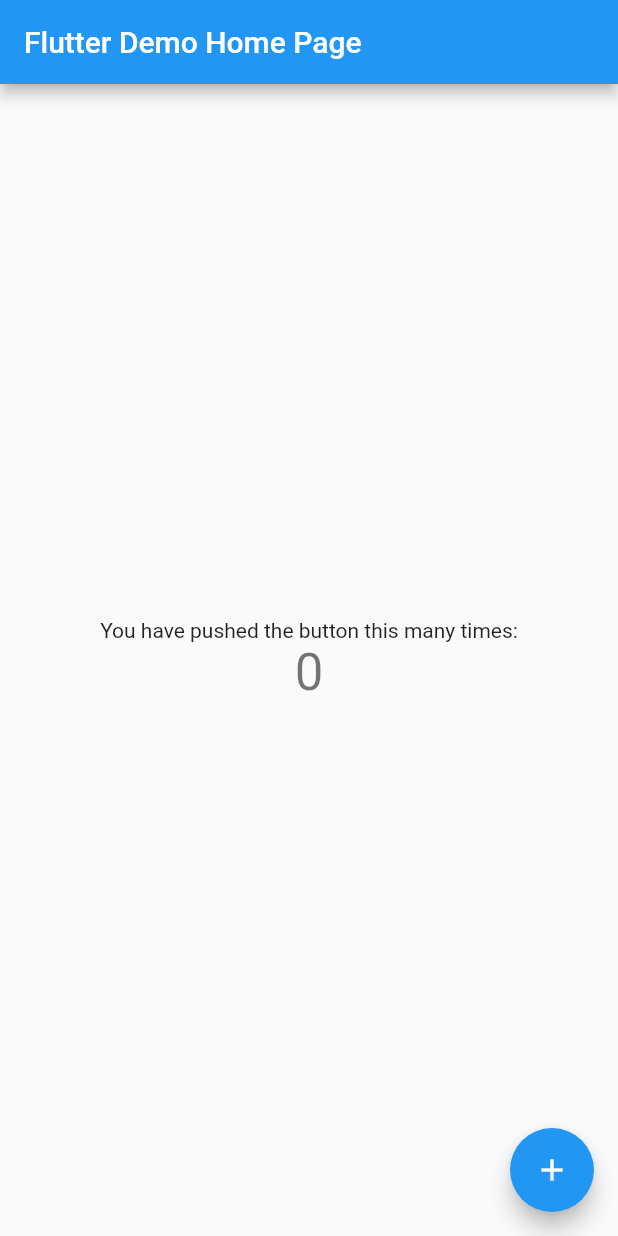
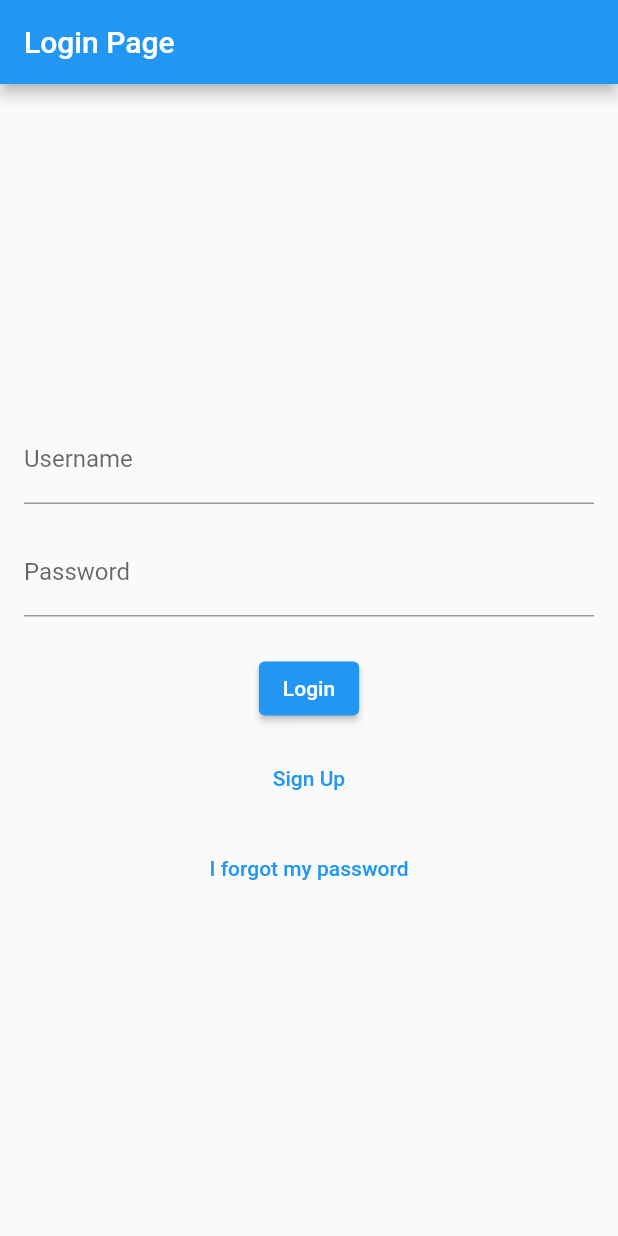
Before and after one commit to LaquintonChunn/project1_mobdev_laquinton_917590789, a Flutter app: the screen it shows after launch, on a phone screen of 412 x 824 dp. Run offline on Flutter 3.47's test engine with Material 2 defaults, Android fonts, the phone set to English and light mode, and no system bars.

Commit message:
updated project

```diff
--- a/lib/main.dart
+++ b/lib/main.dart
@@ -1,4 +1,6 @@
 import 'package:flutter/material.dart';
+
+import 'taskpage.dart';
 
 void main() {
   runApp(const MyApp());
@@ -7,109 +9,81 @@
 class MyApp extends StatelessWidget {
   const MyApp({super.key});
 
-  // This widget is the root of your application.
   @override
   Widget build(BuildContext context) {
     return MaterialApp(
-      title: 'Flutter Demo',
-      theme: ThemeData(
-        // This is the theme of your application.
-        //
-        // Try running your application with "flutter run". You'll see the
-        // application has a blue toolbar. Then, without quitting the app, try
-        // changing the primarySwatch below to Colors.green and then invoke
-        // "hot reload" (press "r" in the console where you ran "flutter run",
-        // or simply save your changes to "hot reload" in a Flutter IDE).
-        // Notice that the counter didn't reset back to zero; the application
-        // is not restarted.
-        primarySwatch: Colors.blue,
-      ),
-      home: const MyHomePage(title: 'Flutter Demo Home Page'),
-    );
+        title: 'Authentication App',
+        theme: ThemeData(primarySwatch: Colors.blue),
+        home: const LoginPage(),
+        routes: {
+          'taskPage': (context) => const TaskPage(),
+        });
   }
 }
 
-class MyHomePage extends StatefulWidget {
-  const MyHomePage({super.key, required this.title});
-
-  // This widget is the home page of your application. It is stateful, meaning
-  // that it has a State object (defined below) that contains fields that affect
-  // how it looks.
-
-  // This class is the configuration for the state. It holds the values (in this
-  // case the title) provided by the parent (in this case the App widget) and
-  // used by the build method of the State. Fields in a Widget subclass are
-  // always marked "final".
-
-  final String title;
+class LoginPage extends StatefulWidget {
+  const LoginPage({super.key});
 
   @override
-  State<MyHomePage> createState() => _MyHomePageState();
+  _LoginPageState createState() => _LoginPageState();
 }
 
-class _MyHomePageState extends State<MyHomePage> {
-  int _counter = 0;
+class _LoginPageState extends State<LoginPage> {
+  String username = '';
+  String password = '';
+  String errorMessage = '';
 
-  void _incrementCounter() {
-    setState(() {
-      // This call to setState tells the Flutter framework that something has
-      // changed in this State, which causes it to rerun the build method below
-      // so that the display can reflect the updated values. If we changed
-      // _counter without calling setState(), then the build method would not be
-      // called again, and so nothing would appear to happen.
-      _counter++;
-    });
+  void _login() {
+    if (username.isNotEmpty && password.isNotEmpty) {
+      Navigator.pushNamed(context, 'taskPage');
+    } else {
+      setState(() {
+        errorMessage = 'Please provide both username and password.';
+      });
+    }
   }
 
   @override
   Widget build(BuildContext context) {
-    // This method is rerun every time setState is called, for instance as done
-    // by the _incrementCounter method above.
-    //
-    // The Flutter framework has been optimized to make rerunning build methods
-    // fast, so that you can just rebuild anything that needs updating rather
-    // than having to individually change instances of widgets.
     return Scaffold(
-      appBar: AppBar(
-        // Here we take the value from the MyHomePage object that was created by
-        // the App.build method, and use it to set our appbar title.
-        title: Text(widget.title),
-      ),
-      body: Center(
-        // Center is a layout widget. It takes a single child and positions it
-        // in the middle of the parent.
+      appBar: AppBar(title: const Text('Login Page')),
+      body: Padding(
+        padding: const EdgeInsets.all(16.0),
         child: Column(
-          // Column is also a layout widget. It takes a list of children and
-          // arranges them vertically. By default, it sizes itself to fit its
-          // children horizontally, and tries to be as tall as its parent.
-          //
-          // Invoke "debug painting" (press "p" in the console, choose the
-          // "Toggle Debug Paint" action from the Flutter Inspector in Android
-          // Studio, or the "Toggle Debug Paint" command in Visual Studio Code)
-          // to see the wireframe for each widget.
-          //
-          // Column has various properties to control how it sizes itself and
-          // how it positions its children. Here we use mainAxisAlignment to
-          // center the children vertically; the main axis here is the vertical
-          // axis because Columns are vertical (the cross axis would be
-          // horizontal).
           mainAxisAlignment: MainAxisAlignment.center,
-          children: <Widget>[
-            const Text(
-              'You have pushed the button this many times:',
+          children: [
+            const TextField(
+              decoration: InputDecoration(labelText: 'Username'),
             ),
-            Text(
-              '$_counter',
-              style: Theme.of(context).textTheme.headline4,
+            const SizedBox(height: 16),
+            const TextField(
+              obscureText: true,
+              decoration: InputDecoration(labelText: 'Password'),
+            ),
+            const SizedBox(height: 24),
+            ElevatedButton(
+              onPressed: () {
+                Navigator.pushNamed(context, 'taskPage');
+              },
+              child: const Text('Login'),
+            ),
+            const SizedBox(height: 12),
+            TextButton(
+              onPressed: () {
+                // Navigate to sign-up page
+              },
+              child: const Text('Sign Up'),
+            ),
+            const SizedBox(height: 12),
+            TextButton(
+              onPressed: () {
+                // Navigate to forgot password page
+              },
+              child: const Text('I forgot my password'),
             ),
           ],
         ),
       ),
-      floatingActionButton: FloatingActionButton(
-        onPressed: _incrementCounter,
-        tooltip: 'Increment',
-        child: const Icon(Icons.add),
-      ), // This trailing comma makes auto-formatting nicer for build methods.
     );
   }
 }
```
Also changed, not shown: lib/taskpage.dart (added, +53 -0 lines).
